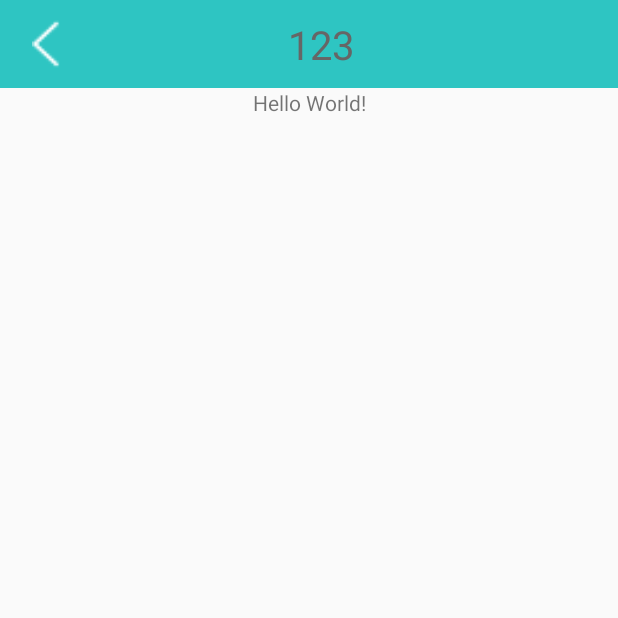
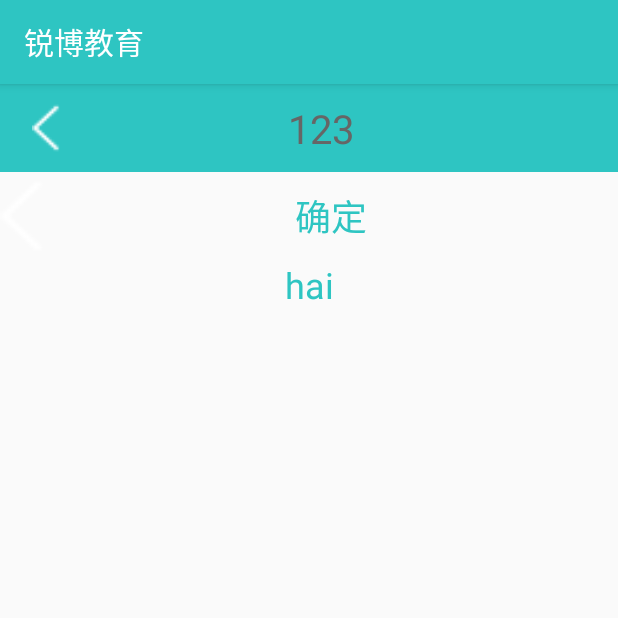
Before and after one commit to AdomChenyuSong/MVPDemo, an Android app: the screen it shows after launch (MainActivity), on a phone screen of 412 x 824 dp, the top half of it. Run offline under Robolectric (Android 15) with nearby library versions, the phone set to English and light mode, and no system bars.

Commit message:
初始化成功  项目能成功运行

```diff
--- a/app/build.gradle
+++ b/app/build.gradle
@@ -16,6 +16,9 @@ android {
             proguardFiles getDefaultProguardFile('proguard-android.txt'), 'proguard-rules.pro'
         }
     }
+    configurations.all {
+        resolutionStrategy.force 'com.android.support:support-annotations:27.1.1'
+    }
 }
 
 dependencies {
--- a/app/src/main/java/com/example/qqweq/mvpdemo/MainActivity.java
+++ b/app/src/main/java/com/example/qqweq/mvpdemo/MainActivity.java
@@ -1,7 +1,11 @@
 package com.example.qqweq.mvpdemo;
 
 import android.os.Bundle;
+import android.support.v4.app.FragmentManager;
+import android.support.v4.app.FragmentTransaction;
+
 import com.example.qqweq.mvpdemo.base.BaseActivity;
+import com.example.qqweq.mvpdemo.demomvp.DemoFragment;
 
 public class MainActivity extends BaseActivity {
 
@@ -11,7 +15,15 @@ public class MainActivity extends BaseActivity {
     }
 
     @Override
-    protected void initData(Bundle bundle) {
+    protected void initView() {
 
     }
+
+    @Override
+    protected void initData(Bundle bundle) {
+        FragmentManager manager=getSupportFragmentManager();
+        FragmentTransaction transaction=manager.beginTransaction();
+        transaction.add(R.id.fl_container,new DemoFragment());
+        transaction.commitAllowingStateLoss();
+    }
 }
--- a/app/src/main/java/com/example/qqweq/mvpdemo/base/BaseActivity.java
+++ b/app/src/main/java/com/example/qqweq/mvpdemo/base/BaseActivity.java
@@ -3,12 +3,10 @@ package com.example.qqweq.mvpdemo.base;
 import android.content.Context;
 import android.os.Bundle;
 import android.support.annotation.Nullable;
-import android.support.v4.app.FragmentActivity;
 import android.support.v4.content.ContextCompat;
 import android.support.v7.app.AppCompatActivity;
 import android.view.LayoutInflater;
 import android.view.View;
-import android.widget.FrameLayout;
 import android.widget.ImageView;
 import android.widget.LinearLayout;
 import android.widget.TextView;
@@ -20,7 +18,7 @@ import com.example.qqweq.mvpdemo.untils.StatusBarUtil;
  * Created by qqweq on 2018/7/13.
  */
 
-public abstract class BaseActivity extends FragmentActivity implements View.OnClickListener {
+public abstract class BaseActivity extends AppCompatActivity implements View.OnClickListener {
     private ImageView iv_back;
     private TextView title;
 
@@ -49,6 +47,7 @@ public abstract class BaseActivity extends FragmentActivity implements View.OnCl
         if (bundle == null) {
             bundle = savedInstanceState;
         }
+        initView();
         initData(bundle);
     }
 
@@ -60,7 +59,7 @@ public abstract class BaseActivity extends FragmentActivity implements View.OnCl
     }
 
     protected abstract int setContentLayout();
-
+    protected abstract void initView();
     protected abstract void initData(Bundle bundle);
 
     public View addContentView(LayoutInflater inflater) {
--- a/app/src/main/java/com/example/qqweq/mvpdemo/base/BaseFragment.java
+++ b/app/src/main/java/com/example/qqweq/mvpdemo/base/BaseFragment.java
@@ -25,8 +25,9 @@ public abstract class BaseFragment extends Fragment {
     @Override
     public View onCreateView(LayoutInflater inflater, @Nullable ViewGroup container, @Nullable Bundle savedInstanceState) {
         View view = inflater.inflate(R.layout.base_fragment, null, false);
+        initBaseView(view);
+        addContentView(inflater);
         initView(view);
-        addContentView(inflater);
         Bundle bundle = getArguments();
         if (bundle == null) {
             bundle = savedInstanceState;
@@ -40,7 +41,7 @@ public abstract class BaseFragment extends Fragment {
         fl_container.addView(contentView);
     }
 
-    private View initView(View view) {
+    private View initBaseView(View view) {
         fl_container = view.findViewById(R.id.fl_container);
         ll_base_error_content = view.findViewById(R.id.ll_base_error_content);
         ll_layout_base_no_data = view.findViewById(R.id.ll_layout_base_no_data);
@@ -52,4 +53,6 @@ public abstract class BaseFragment extends Fragment {
 
     public abstract void initData(Bundle data);
 
+    public abstract void initView(View view);
+
 }
--- a/app/src/main/java/com/example/qqweq/mvpdemo/demomvp/DemoFragment.java
+++ b/app/src/main/java/com/example/qqweq/mvpdemo/demomvp/DemoFragment.java
@@ -1,6 +1,8 @@
 package com.example.qqweq.mvpdemo.demomvp;
 
 import android.os.Bundle;
+import android.view.View;
+import android.widget.TextView;
 
 import com.example.qqweq.mvpdemo.R;
 import com.example.qqweq.mvpdemo.mvp.MvpFragment;
@@ -10,28 +12,32 @@ import com.example.qqweq.mvpdemo.mvp.MvpView;
  * Created by qqweq on 2018/7/17.
  */
 
-public class DemoFragment extends MvpFragment<MvpView, DemoPresenter> {
-    private DemoPresenter demoPresenter;
+public class DemoFragment extends MvpFragment<MvpView, DemoPresenter> implements MvpView{
+    private TextView tv_name;
 
     @Override
     public int setContentLayout() {
-        return R.layout.activity_main;
+        return R.layout.fragment_demo;
     }
 
     @Override
     public void initData(Bundle data) {
-        demoPresenter = new DemoPresenter();
-        demoPresenter.getData();
+        mPresenter.getData();
+    }
+
+    @Override
+    public void initView(View mView) {
+        tv_name=mView.findViewById(R.id.tv_name);
+
     }
 
     @Override
     public DemoPresenter initPresenter() {
-        return demoPresenter;
+        return new DemoPresenter();
     }
 
     @Override
     public void getData(String data) {
-
+        tv_name.setText(data);
     }
-
 }
--- a/app/src/main/java/com/example/qqweq/mvpdemo/demomvp/DemoPresenter.java
+++ b/app/src/main/java/com/example/qqweq/mvpdemo/demomvp/DemoPresenter.java
@@ -2,12 +2,6 @@ package com.example.qqweq.mvpdemo.demomvp;
 
 import com.example.qqweq.mvpdemo.mvp.BasePresenter;
 import com.example.qqweq.mvpdemo.mvp.MvpView;
-
-import java.io.IOException;
-
-import okhttp3.Call;
-import okhttp3.Callback;
-import okhttp3.Response;
 
 /**
  * Created by qqweq on 2018/7/17.
@@ -15,16 +9,17 @@ import okhttp3.Response;
 
 public class DemoPresenter extends BasePresenter<MvpView> {
     public void getData() {
-        mCall.enqueue(new Callback() {
-            @Override
-            public void onFailure(Call call, IOException e) {
-            }
-
-            @Override
-            public void onResponse(Call call, Response response) throws IOException {
-
-            }
-        });
+        getView().getData("hai");
+//        mCall.enqueue(new Callback() {
+//            @Override
+//            public void onFailure(Call call, IOException e) {
+//            }
+//
+//            @Override
+//            public void onResponse(Call call, Response response) throws IOException {
+//
+//            }
+//        });
     }
 
 }
--- a/app/src/main/java/com/example/qqweq/mvpdemo/mvp/BasePresenter.java
+++ b/app/src/main/java/com/example/qqweq/mvpdemo/mvp/BasePresenter.java
@@ -7,7 +7,7 @@ import okhttp3.Call;
  * Created by qqweq on 2018/7/16.
  */
 
-public abstract class BasePresenter<V extends MvpView> {
+public abstract class BasePresenter<V> {
     private V mView;
     public Call mCall;
 
@@ -36,8 +36,6 @@ public abstract class BasePresenter<V extends MvpView> {
         return mView!= null;
     }
 
-
-
     public V getView(){
         return mView;
     }
--- a/app/src/main/java/com/example/qqweq/mvpdemo/mvp/MvpFragment.java
+++ b/app/src/main/java/com/example/qqweq/mvpdemo/mvp/MvpFragment.java
@@ -3,8 +3,6 @@ package com.example.qqweq.mvpdemo.mvp;
 import android.content.Context;
 import android.os.Bundle;
 import android.support.annotation.Nullable;
-import android.text.TextUtils;
-import android.widget.Toast;
 
 import com.example.qqweq.mvpdemo.base.BaseFragment;
 
@@ -12,7 +10,7 @@ import com.example.qqweq.mvpdemo.base.BaseFragment;
  * Created by qqweq on 2018/7/16.
  */
 
-public abstract class MvpFragment<V, P extends BasePresenter> extends BaseFragment implements MvpView {
+public abstract class MvpFragment<V, P extends BasePresenter<V>> extends BaseFragment implements BaseView {
     public P mPresenter;
 
     @Override
@@ -20,35 +18,22 @@ public abstract class MvpFragment<V, P extends BasePresenter> extends BaseFragme
         super.onCreate(savedInstanceState);
         mPresenter = initPresenter();
         if (mPresenter != null) {
-            mPresenter.attachView(this);
+            mPresenter.attachView((V)this);
         }
     }
 
     public abstract P initPresenter();
 
     @Override
-    public void showErr() {
-
+    public void onDestroy() {
+        super.onDestroy();
+        if (mPresenter != null) {
+            mPresenter.dettachView();
+        }
     }
 
     @Override
     public void showLoading() {
-
-    }
-
-    @Override
-    public void onDestroy() {
-        super.onDestroy();
-        if (mPresenter != null) {
-            mPresenter.attachView(this);
-        }
-    }
-
-    @Override
-    public void showToast(String msg) {
-        if (TextUtils.isEmpty(msg))
-            return;
-        Toast.makeText(getContext(), msg, Toast.LENGTH_SHORT).show();
 
     }
 
@@ -58,6 +43,16 @@ public abstract class MvpFragment<V, P extends BasePresenter> extends BaseFragme
     }
 
     @Override
+    public void showToast(String msg) {
+
+    }
+
+    @Override
+    public void showErr() {
+
+    }
+
+    @Override
     public Context getContext() {
         return super.getContext();
     }
--- a/app/src/main/res/layout/activity_main.xml
+++ b/app/src/main/res/layout/activity_main.xml
@@ -1,18 +1,34 @@
 <?xml version="1.0" encoding="utf-8"?>
-<android.support.constraint.ConstraintLayout xmlns:android="http://schemas.android.com/apk/res/android"
+<LinearLayout xmlns:android="http://schemas.android.com/apk/res/android"
     xmlns:app="http://schemas.android.com/apk/res-auto"
     xmlns:tools="http://schemas.android.com/tools"
     android:layout_width="match_parent"
     android:layout_height="match_parent"
+    android:orientation="vertical"
     tools:context="com.example.qqweq.mvpdemo.MainActivity">
+   <RelativeLayout
+       android:orientation="horizontal"
+       android:layout_width="match_parent"
+       android:layout_height="88px">
 
-    <TextView
-        android:layout_width="wrap_content"
-        android:layout_height="wrap_content"
-        android:text="Hello World!"
-        app:layout_constraintBottom_toBottomOf="parent"
-        app:layout_constraintLeft_toLeftOf="parent"
-        app:layout_constraintRight_toRightOf="parent"
-        app:layout_constraintTop_toTopOf="parent" />
+       <TextView
+           android:layout_toRightOf="@+id/img_back"
+           android:gravity="center"
+           android:textColor="@color/app_bg"
+           android:text="@string/commit"
+           android:textSize="36px"
+           android:layout_centerInParent="true"
+           android:layout_width="match_parent"
+           android:layout_height="wrap_content" />
+       <ImageView
+           android:id="@+id/img_back"
+           android:src="@drawable/ic_back"
+           android:layout_width="45px"
+           android:layout_height="match_parent" />
+   </RelativeLayout>
+    <FrameLayout
+        android:id="@+id/fl_container"
+        android:layout_width="match_parent"
+        android:layout_height="match_parent"></FrameLayout>
 
-</android.support.constraint.ConstraintLayout>
+</LinearLayout>
--- a/app/src/main/res/layout/base_fragment.xml
+++ b/app/src/main/res/layout/base_fragment.xml
@@ -10,10 +10,10 @@
         android:layout_height="match_parent"></FrameLayout>
 
     <include
-        layout="@layout/layout_error_page"></include>
+        layout="@layout/layout_error_page" android:visibility="gone"></include>
 
     <include
-        layout="@layout/layout_no_data"></include>
+        layout="@layout/layout_no_data" android:visibility="gone"></include>
 
 
 </LinearLayout>
--- /dev/null
+++ b/app/src/main/res/layout/fragment_demo.xml
@@ -0,0 +1,16 @@
+<?xml version="1.0" encoding="utf-8"?>
+<LinearLayout
+    xmlns:android="http://schemas.android.com/apk/res/android"
+    android:orientation="vertical"
+    android:layout_width="match_parent"
+    android:layout_height="match_parent">
+    <TextView
+        android:id="@+id/tv_name"
+        android:gravity="center"
+        android:textColor="@color/app_bg"
+        android:text="@string/app_name"
+        android:textSize="36px"
+        android:layout_width="match_parent"
+        android:layout_height="match_parent" />
+
+</LinearLayout>
```
